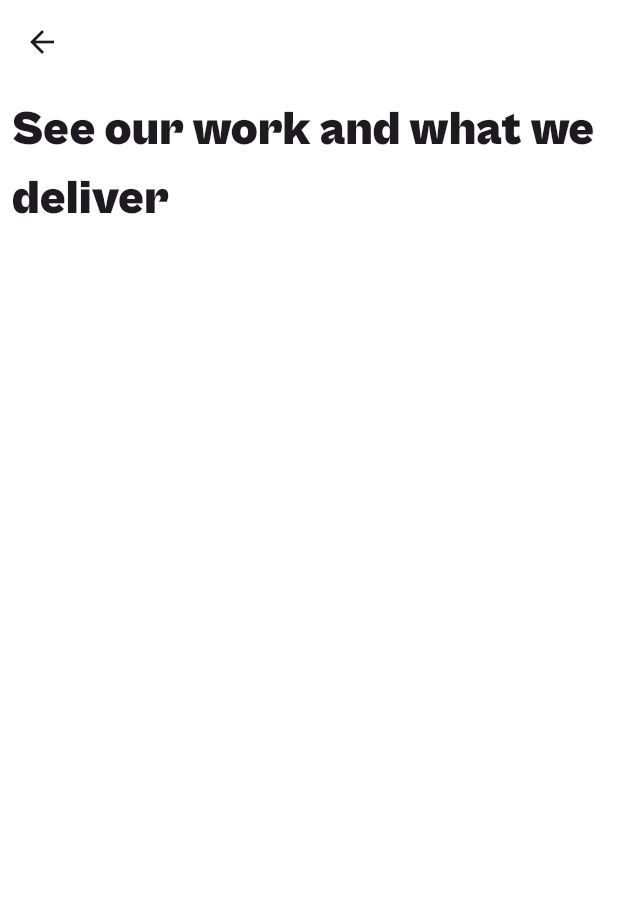
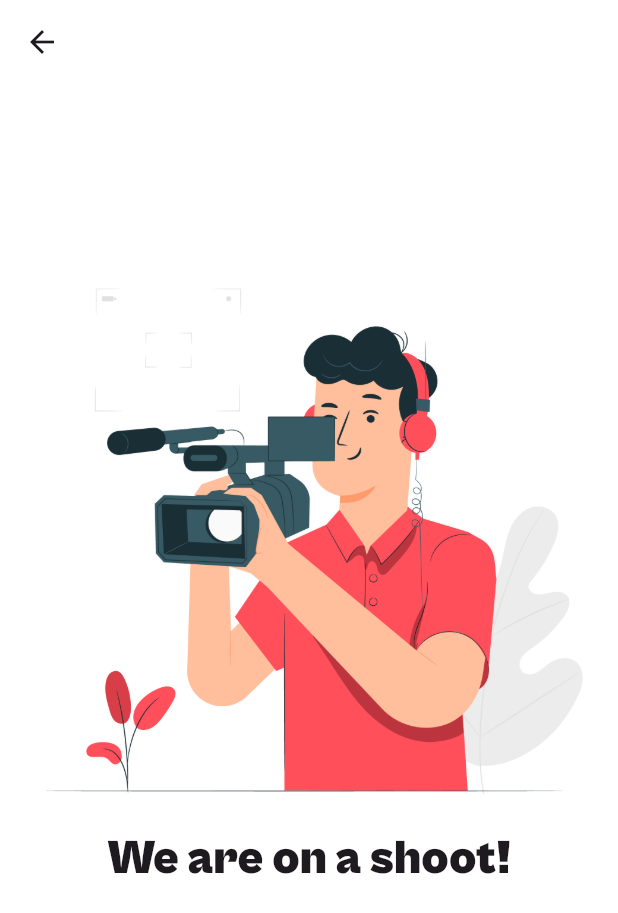
Before and after one commit to KodeInnovate-WorkSpace/s1media_app, a Flutter app: the VideoScreen screen opened directly with empty values, on a phone screen of 412 x 824 dp. Shown: the top 913 px of the screen. Run offline on Flutter 3.47's test engine with Material 3 defaults, Android fonts, the phone set to English and light mode, and no system bars; our stand-ins replace cached_network_image, carousel_slider, cloud_firestore, firebase_core, firebase_storage, flutter_dotenv and 7 more; missing offline and left inert: in_app_update, mailer; accounts and stored records are empty.

Commit message:
Update: Drawer icon color change & video screen placeholder image

```diff
--- a/lib/controller/auth_controller.dart
+++ b/lib/controller/auth_controller.dart
@@ -134,6 +134,7 @@ class AuthController {
       'email': userEmail,
       'date': todayDate,
       'type': 0,
+      'phone':"",
     };
 
     try {
--- a/lib/screens/contact.dart
+++ b/lib/screens/contact.dart
@@ -2,7 +2,6 @@ import 'dart:async';
 import 'dart:developer';
 import 'package:flutter/material.dart';
 import 'package:flutter/services.dart';
-import 'package:flutter_dotenv/flutter_dotenv.dart';
 import 'package:get/get.dart';
 import 'package:s1media_app/widget/enquire_text_field.dart';
 import 'package:url_launcher/url_launcher.dart';
--- a/lib/screens/home.dart
+++ b/lib/screens/home.dart
@@ -188,7 +188,10 @@ class _HomeScreenState extends State<HomeScreen> {
                 children: [
                   //User email
                   ListTile(
-                    leading: const Icon(Icons.person),
+                    leading: const Icon(
+                      Icons.person,
+                      color: Color(0xffEF4B4B),
+                    ),
                     title: Text(authObj.email),
                   ),
                   //Logout Button
--- a/lib/screens/login.dart
+++ b/lib/screens/login.dart
@@ -169,7 +169,7 @@ class _LoginScreenState extends State<LoginScreen> {
                               loginLoading = false;
                             });
                           } else {
-                            Get.snackbar("Email is not valid", "Try correcting the email address");
+                            Get.snackbar("Email is not valid", "Try correcting the email address", duration: const Duration(milliseconds: 500));
                             log("Email is not valid");
                           }
                         },
@@ -204,7 +204,6 @@ class _LoginScreenState extends State<LoginScreen> {
                                 child: Center(
                                   child: Text(
                                     "Next",
-                                    // style: TextStyle(color: Colors.white, fontSize: 16.0, fontFamily: 'Satoshi-Black'),
                                     style: TextStyle(color: Colors.white, fontSize: 18.0, fontFamily: 'cgblack'),
                                   ),
                                 ),
--- a/lib/screens/video.dart
+++ b/lib/screens/video.dart
@@ -57,7 +57,26 @@ class _VideoScreenState extends State<VideoScreen> {
       ),
       body: Padding(
         padding: const EdgeInsets.all(8.0),
-        child: Column(
+        child: videoControllers.isEmpty
+            ? Column(
+                mainAxisAlignment: MainAxisAlignment.center,
+                children: [
+                  Center(
+                    child: Image.asset("assets/video_placeholder.jpg"),
+                  ),
+                  const Text(
+                    "We are on a shoot!",
+                    style: TextStyle(
+                      fontFamily: "cgblack",
+                      fontSize: 32,
+                    ),
+                  ),
+                  const SizedBox(
+                    height: 130,
+                  ),
+                ],
+              )
+            : Column(
                 mainAxisAlignment: MainAxisAlignment.start,
                 crossAxisAlignment: CrossAxisAlignment.start,
                 children: [
```
Also changed, not shown: lib/screens/admin.dart (+3 -4 lines), lib/screens/user.dart (+6 -9 lines), assets/video_placeholder.jpg (added). Lines whose indentation alone changed are shown as unchanged.
